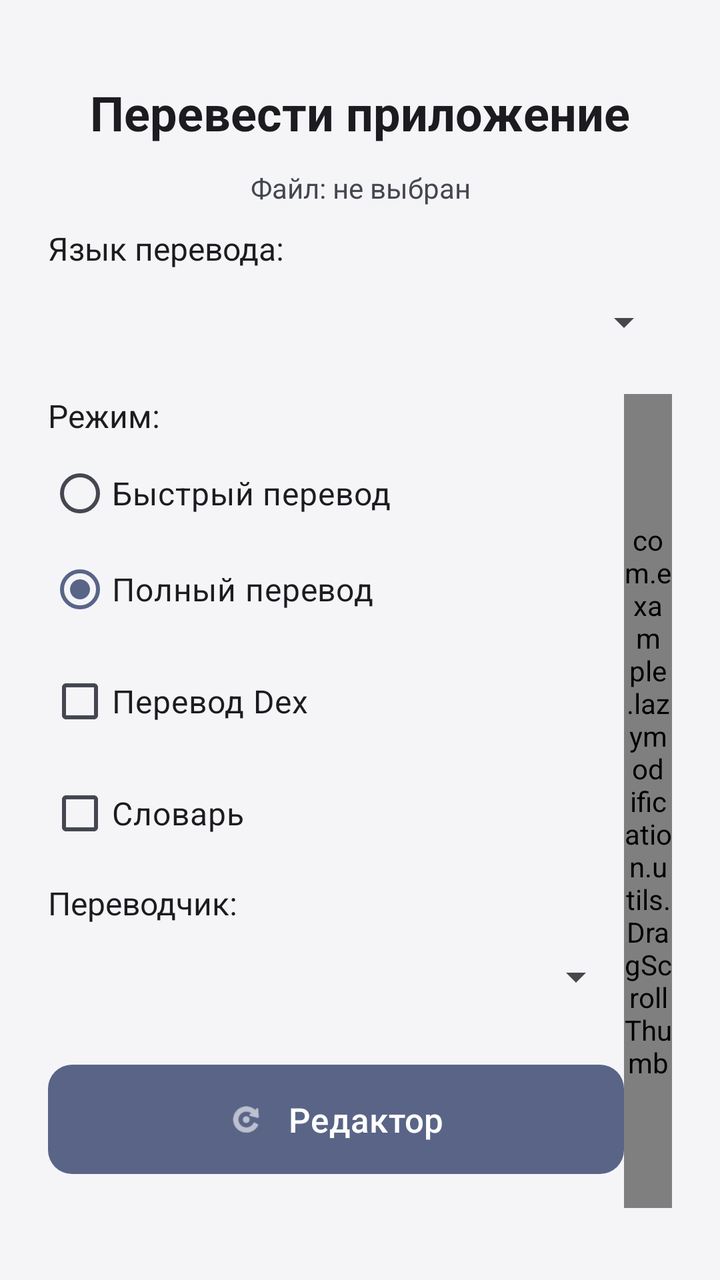
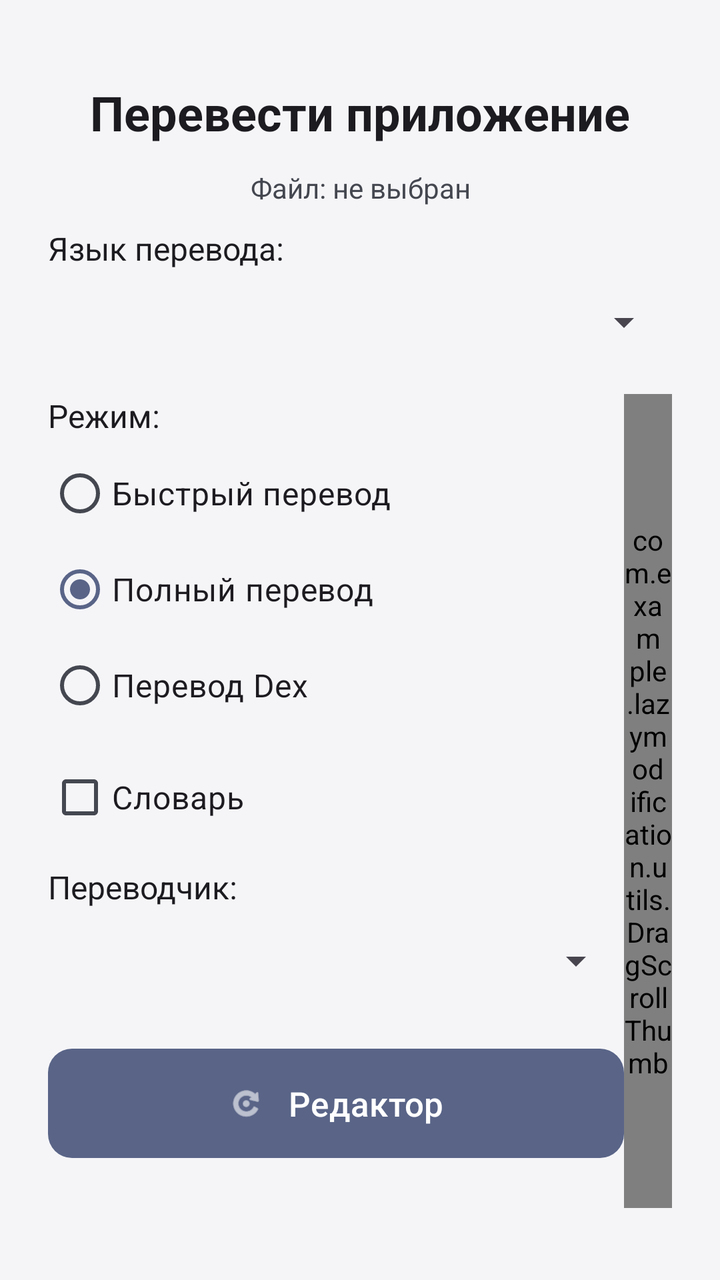

Compare the two renders of this Android layout. The source of the first and the diff that turns it into the second are given below.
<!-- AndroidManifest.xml: activity theme Theme.LazyModification -->
<!-- res/layout/activity_translate_app.xml -->
<?xml version="1.0" encoding="utf-8"?>
<androidx.constraintlayout.widget.ConstraintLayout
    xmlns:android="http://schemas.android.com/apk/res/android"
    xmlns:app="http://schemas.android.com/apk/res-auto"
    android:layout_width="match_parent"
    android:layout_height="match_parent"
    android:padding="24dp">

    <TextView
        android:id="@+id/tvTitle"
        android:layout_width="wrap_content"
        android:layout_height="wrap_content"
        android:text="@string/translate_app_button"
        android:textSize="24sp"
        android:textStyle="bold"
        android:textColor="?attr/colorOnSurface"
        app:layout_constraintTop_toTopOf="parent"
        app:layout_constraintStart_toStartOf="parent"
        app:layout_constraintEnd_toEndOf="parent"
        android:layout_marginTop="16dp"/>

    <TextView
        android:id="@+id/tvFileName"
        android:layout_width="0dp"
        android:layout_height="wrap_content"
        android:text="@string/file_not_selected"
        android:textSize="14sp"
        android:textColor="?attr/colorOnSurfaceVariant"
        android:gravity="center"
        app:layout_constraintTop_toBottomOf="@id/tvTitle"
        app:layout_constraintStart_toStartOf="parent"
        app:layout_constraintEnd_toEndOf="parent"
        android:layout_marginTop="12dp"/>

    <LinearLayout
        android:id="@+id/llTargetLanguage"
        android:layout_width="0dp"
        android:layout_height="wrap_content"
        android:orientation="vertical"
        android:layout_marginTop="10dp"
        app:layout_constraintTop_toBottomOf="@id/tvFileName"
        app:layout_constraintStart_toStartOf="parent"
        app:layout_constraintEnd_toEndOf="parent">

        <TextView
            android:layout_width="wrap_content"
            android:layout_height="wrap_content"
            android:text="@string/target_language_label"
            android:textSize="16sp"
            android:textColor="?attr/colorOnSurface"/>

        <Spinner
            android:id="@+id/spTargetLanguage"
            android:layout_width="match_parent"
            android:layout_height="wrap_content"
            android:layout_marginTop="2dp"
            android:minHeight="48dp"
            android:spinnerMode="dropdown"/>

    </LinearLayout>

    <LinearLayout
        android:layout_width="0dp"
        android:layout_height="0dp"
        android:orientation="horizontal"
        app:layout_constraintTop_toBottomOf="@id/llTargetLanguage"
        app:layout_constraintBottom_toTopOf="@id/btnContinueTranslate"
        app:layout_constraintStart_toStartOf="parent"
        app:layout_constraintEnd_toEndOf="parent"
        android:layout_marginTop="12dp"
        android:layout_marginBottom="12dp">

        <ScrollView
            android:id="@+id/scrollMain"
            android:layout_width="0dp"
            android:layout_height="match_parent"
            android:layout_weight="1"
            android:scrollbars="none">

        <LinearLayout
            android:layout_width="match_parent"
            android:layout_height="wrap_content"
            android:orientation="vertical">

            <LinearLayout
                android:id="@+id/llSetup"
                android:layout_width="match_parent"
                android:layout_height="wrap_content"
                android:orientation="vertical">

                <TextView
                    android:layout_width="wrap_content"
                    android:layout_height="wrap_content"
                    android:text="@string/mode_label"
                    android:textSize="16sp"
                    android:textColor="?attr/colorOnSurface"/>

                <RadioGroup
                    android:id="@+id/rgMode"
                    android:layout_width="match_parent"
                    android:layout_height="wrap_content"
                    android:layout_marginTop="4dp">

                    <RadioButton
                        android:id="@+id/rbModeFast"
                        android:layout_width="wrap_content"
                        android:layout_height="wrap_content"
                        android:text="@string/mode_fast"
                        android:textSize="16sp"/>

                    <RadioButton
                        android:id="@+id/rbModeFull"
                        android:layout_width="wrap_content"
                        android:layout_height="wrap_content"
                        android:text="@string/mode_full"
                        android:textSize="16sp"
                        android:checked="true"/>

                </RadioGroup>

                <CheckBox
                    android:id="@+id/cbTranslateDex"
                    android:layout_width="match_parent"
                    android:layout_height="wrap_content"
                    android:text="@string/translate_dex"
                    android:textSize="16sp"
                    android:layout_marginTop="8dp"/>

                <CheckBox
                    android:id="@+id/cbDictionary"
                    android:layout_width="match_parent"
                    android:layout_height="wrap_content"
                    android:text="@string/use_dictionary"
                    android:textSize="16sp"
                    android:layout_marginTop="8dp"/>

                <LinearLayout
                    android:id="@+id/llDictionary"
                    android:layout_width="match_parent"
                    android:layout_height="wrap_content"
                    android:orientation="vertical"
                    android:visibility="gone"
                    android:layout_marginTop="6dp">

                    <TextView
                        android:id="@+id/tvDictionaryName"
                        android:layout_width="match_parent"
                        android:layout_height="wrap_content"
                        android:text="@string/dictionary_not_selected"
                        android:textSize="13sp"
                        android:textColor="?attr/colorOnSurfaceVariant"/>

                    <com.google.android.material.button.MaterialButton
                        android:id="@+id/btnPickDictionary"
                        android:layout_width="match_parent"
                        android:layout_height="wrap_content"
                        android:layout_marginTop="6dp"
                        android:text="@string/choose_dictionary"
                        android:textSize="15sp"
                        app:icon="@android:drawable/ic_menu_search"
                        app:iconGravity="textStart"
                        app:iconPadding="8dp"/>

                </LinearLayout>

                <LinearLayout
                    android:id="@+id/llFastInput"
                    android:layout_width="match_parent"
                    android:layout_height="wrap_content"
                    android:orientation="vertical"
                    android:visibility="gone"
                    android:layout_marginTop="8dp">

                    <EditText
                        android:id="@+id/etFastStrings"
                        android:layout_width="match_parent"
                        android:layout_height="wrap_content"
                        android:hint="@string/fast_strings_hint"
                        android:inputType="textMultiLine"
                        android:minLines="3"
                        android:gravity="top"
                        android:textSize="15sp"/>

                    <TextView
                        android:layout_width="match_parent"
                        android:layout_height="wrap_content"
                        android:text="@string/fast_strings_note"
                        android:textSize="12sp"
                        android:textColor="?attr/colorOnSurfaceVariant"
                        android:layout_marginTop="4dp"/>

                </LinearLayout>

                <LinearLayout
                    android:id="@+id/llTranslatorSection"
                    android:layout_width="match_parent"
                    android:layout_height="wrap_content"
                    android:orientation="vertical"
                    android:layout_marginTop="10dp">

                    <TextView
                        android:id="@+id/tvTranslatorLabel"
                        android:layout_width="wrap_content"
                        android:layout_height="wrap_content"
                        android:text="@string/translator_label"
                        android:textSize="16sp"
                        android:textColor="?attr/colorOnSurface"/>

                    <Spinner
                        android:id="@+id/spTranslator"
                        android:layout_width="match_parent"
                        android:layout_height="wrap_content"
                        android:layout_marginTop="2dp"
                        android:minHeight="48dp"
                        android:spinnerMode="dropdown"/>

                </LinearLayout>

                <LinearLayout
                    android:id="@+id/llAzure"
                    android:layout_width="match_parent"
                    android:layout_height="wrap_content"
                    android:orientation="vertical"
                    android:visibility="gone">

                    <EditText
                        android:id="@+id/etAzureKey"
                        android:layout_width="match_parent"
                        android:layout_height="wrap_content"
                        android:hint="@string/azure_key_hint"
                        android:inputType="textNoSuggestions"
                        android:textSize="15sp"/>

                    <EditText
                        android:id="@+id/etAzureRegion"
                        android:layout_width="match_parent"
                        android:layout_height="wrap_content"
                        android:hint="@string/azure_region_hint"
                        android:inputType="textNoSuggestions"
                        android:textSize="15sp"/>

                </LinearLayout>

                <LinearLayout
                    android:id="@+id/llDeepl"
                    android:layout_width="match_parent"
                    android:layout_height="wrap_content"
                    android:orientation="vertical"
                    android:visibility="gone">

                    <EditText
                        android:id="@+id/etDeeplKey"
                        android:layout_width="match_parent"
                        android:layout_height="wrap_content"
                        android:hint="@string/deepl_key_hint"
                        android:inputType="textNoSuggestions"
                        android:textSize="15sp"/>

                </LinearLayout>

                <com.google.android.material.button.MaterialButton
                    android:id="@+id/btnStartTranslate"
                    android:layout_width="match_parent"
                    android:layout_height="wrap_content"
                    android:layout_marginTop="16dp"
                    android:text="@string/start_translate"
                    android:textSize="17sp"
                    android:padding="16dp"
                    app:icon="@android:drawable/ic_menu_rotate"
                    app:iconGravity="textStart"
                    app:iconPadding="12dp"/>

            </LinearLayout>

            <LinearLayout
                android:id="@+id/llProgress"
                android:layout_width="match_parent"
                android:layout_height="wrap_content"
                android:orientation="vertical"
                android:gravity="center"
                android:visibility="gone"
                android:layout_marginTop="16dp">

                <ProgressBar
                    android:id="@+id/progressBar"
                    android:layout_width="wrap_content"
                    android:layout_height="wrap_content"/>

                <TextView
                    android:id="@+id/tvStatus"
                    android:layout_width="match_parent"
                    android:layout_height="wrap_content"
                    android:text=""
                    android:textSize="16sp"
                    android:textColor="?attr/colorOnSurfaceVariant"
                    android:gravity="center"
                    android:layout_marginTop="12dp"/>

            </LinearLayout>

            <TextView
                android:id="@+id/tvPreviewTitle"
                android:layout_width="match_parent"
                android:layout_height="wrap_content"
                android:text=""
                android:textSize="16sp"
                android:textStyle="bold"
                android:textColor="?attr/colorOnSurface"
                android:visibility="gone"
                android:layout_marginTop="16dp"/>

            <LinearLayout
                android:id="@+id/llPreview"
                android:layout_width="match_parent"
                android:layout_height="wrap_content"
                android:orientation="vertical"
                android:layout_marginTop="8dp"/>

        </LinearLayout>
        </ScrollView>

        <com.example.lazymodification.utils.DragScrollThumb
            android:id="@+id/translateScrollThumb"
            android:layout_width="24dp"
            android:layout_height="match_parent" />
    </LinearLayout>

    <com.google.android.material.button.MaterialButton
        android:id="@+id/btnContinueTranslate"
        android:layout_width="0dp"
        android:layout_height="wrap_content"
        android:text="@string/continue_translate"
        android:textSize="17sp"
        android:padding="14dp"
        android:visibility="gone"
        app:icon="@android:drawable/ic_menu_rotate"
        app:iconGravity="textStart"
        app:iconPadding="12dp"
        app:layout_constraintBottom_toTopOf="@id/btnCreateDictionary"
        app:layout_constraintStart_toStartOf="parent"
        app:layout_constraintEnd_toEndOf="parent"
        android:layout_marginBottom="8dp"/>

    <com.google.android.material.button.MaterialButton
        android:id="@+id/btnCreateDictionary"
        android:layout_width="0dp"
        android:layout_height="wrap_content"
        android:text="@string/create_dictionary"
        android:textSize="17sp"
        android:padding="14dp"
        android:visibility="gone"
        app:icon="@android:drawable/ic_menu_edit"
        app:iconGravity="textStart"
        app:iconPadding="12dp"
        app:layout_constraintBottom_toTopOf="@id/btnApply"
        app:layout_constraintStart_toStartOf="parent"
        app:layout_constraintEnd_toEndOf="parent"
        android:layout_marginBottom="8dp"/>

    <com.google.android.material.button.MaterialButton
        android:id="@+id/btnApply"
        android:layout_width="0dp"
        android:layout_height="wrap_content"
        android:text="@string/apply_translations"
        android:textSize="18sp"
        android:padding="16dp"
        android:visibility="gone"
        app:icon="@android:drawable/ic_menu_save"
        app:iconGravity="textStart"
        app:iconPadding="12dp"
        app:layout_constraintBottom_toBottomOf="parent"
        app:layout_constraintStart_toStartOf="parent"
        app:layout_constraintEnd_toEndOf="parent"
        android:layout_marginBottom="16dp"/>

</androidx.constraintlayout.widget.ConstraintLayout>
<!-- resources referenced by this layout -->
<resources>
  <string name="apply_translations">Применить перевод</string>
  <string name="azure_key_hint">Ключ Azure Translator</string>
  <string name="azure_region_hint">Регион Azure (например: westeurope)</string>
  <string name="choose_dictionary">Выбрать словарь</string>
  <string name="continue_translate">Доперевести</string>
  <string name="create_dictionary">Создать Словарь</string>
  <string name="deepl_key_hint">Ключ DeepL</string>
  <string name="dictionary_not_selected">Файл словаря не выбран</string>
  <string name="fast_strings_hint">Строки для перевода, через запятую</string>
  <string name="fast_strings_note">Строки через запятую. Переводчик: MyMemory.</string>
  <string name="file_not_selected">Файл: не выбран</string>
  <string name="mode_fast">Быстрый перевод</string>
  <string name="mode_full">Полный перевод</string>
  <string name="mode_label">Режим:</string>
  <string name="start_translate">Редактор</string>
  <string name="target_language_label">Язык перевода:</string>
  <string name="translate_app_button">Перевести приложение</string>
  <string name="translate_dex">Перевод Dex</string>
  <string name="translator_label">Переводчик:</string>
  <string name="use_dictionary">Словарь</string>
  <style name="Theme.LazyModification" parent="Base.Theme.LazyModification" />
  <style name="ThemeOverlay.LazyModification.Dialog" parent="ThemeOverlay.Material3.MaterialAlertDialog">
          <item name="shapeAppearanceOverlay">@style/ShapeAppearanceOverlay.LazyModification.Dialog</item>
          <item name="editTextStyle">@style/Widget.LazyModification.EditText</item>
          <item name="android:editTextStyle">@style/Widget.LazyModification.EditText</item>
      </style>
  <style name="Widget.LazyModification.EditText" parent="Widget.AppCompat.EditText">
          <item name="android:background">@drawable/rounded_input_background</item>
          <item name="android:backgroundTint">@null</item>
          <item name="backgroundTint">@null</item>
          <item name="android:textColor">?attr/colorOnSurface</item>
          <item name="android:textColorHint">?attr/colorOnSurfaceVariant</item>
          <item name="android:minHeight">56dp</item>
          <item name="android:padding">12dp</item>
      </style>
  <style name="Widget.LazyModification.Button" parent="Widget.Material3.Button">
          <item name="backgroundTint">#596487</item>
          <item name="android:textColor">#FFFFFF</item>
          <item name="iconTint">#FFFFFF</item>
          <item name="rippleColor">#33FFFFFF</item>
          <item name="cornerRadius">12dp</item>
      </style>
  <style name="Widget.LazyModification.Button.Outlined" parent="Widget.Material3.Button.OutlinedButton">
          <item name="strokeColor">#596487</item>
          <item name="android:textColor">#596487</item>
          <item name="iconTint">#596487</item>
          <item name="rippleColor">#1F596487</item>
          <item name="cornerRadius">12dp</item>
      </style>
  <style name="ShapeAppearanceOverlay.LazyModification.Dialog" parent="">
          <item name="cornerFamily">rounded</item>
          <item name="cornerSize">24dp</item>
      </style>
  <!-- drawable rounded_input_background (drawable) -->
  <selector xmlns:android="http://schemas.android.com/apk/res/android">
      <item android:state_focused="true">
          <shape>
              <solid android:color="?attr/colorSurface" />
              <stroke android:width="2dp" android:color="?attr/colorPrimary" />
              <corners android:radius="12dp" />
          </shape>
      </item>
      <item>
          <shape>
              <solid android:color="?attr/colorSurface" />
              <stroke android:width="1dp" android:color="?attr/colorOutline" />
              <corners android:radius="12dp" />
          </shape>
      </item>
  </selector>
  <!-- unchanged entries left out for length: 1 -->
</resources>

<!-- the commit's change to res/layout/activity_translate_app.xml (unified diff, before → after) -->
@@ -116,15 +116,14 @@
                         android:textSize="16sp"
                         android:checked="true"/>
 
+                    <RadioButton
+                        android:id="@+id/rbTranslateDex"
+                        android:layout_width="wrap_content"
+                        android:layout_height="wrap_content"
+                        android:text="@string/translate_dex"
+                        android:textSize="16sp"/>
+
                 </RadioGroup>
-
-                <CheckBox
-                    android:id="@+id/cbTranslateDex"
-                    android:layout_width="match_parent"
-                    android:layout_height="wrap_content"
-                    android:text="@string/translate_dex"
-                    android:textSize="16sp"
-                    android:layout_marginTop="8dp"/>
 
                 <CheckBox
                     android:id="@+id/cbDictionary"
